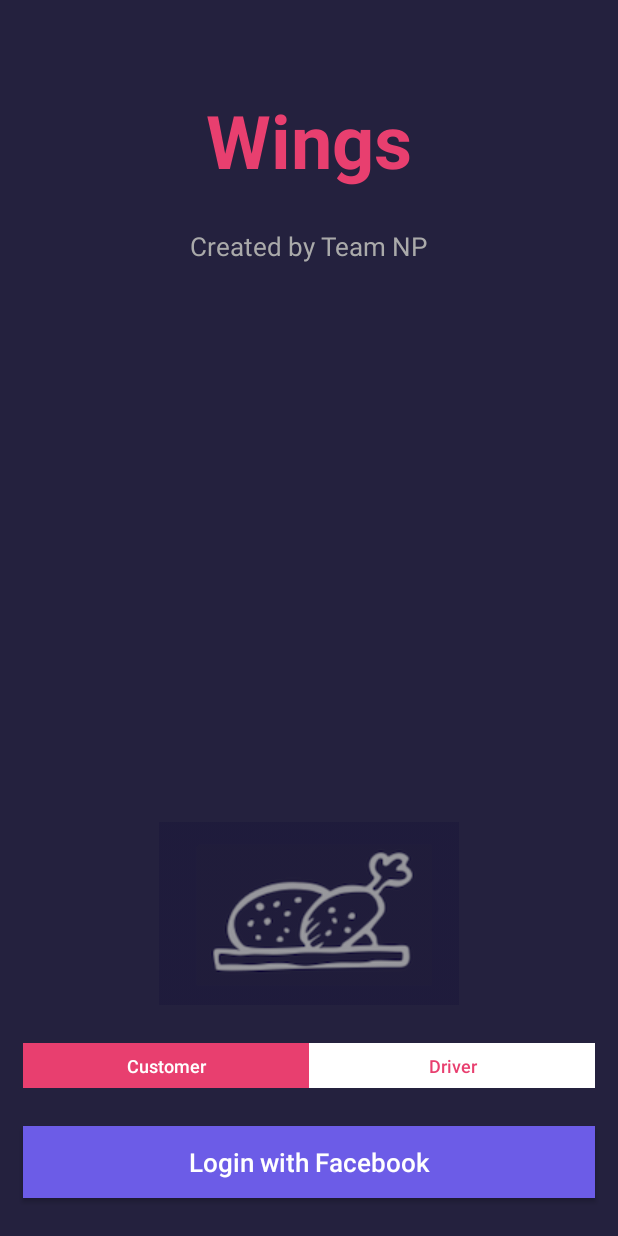
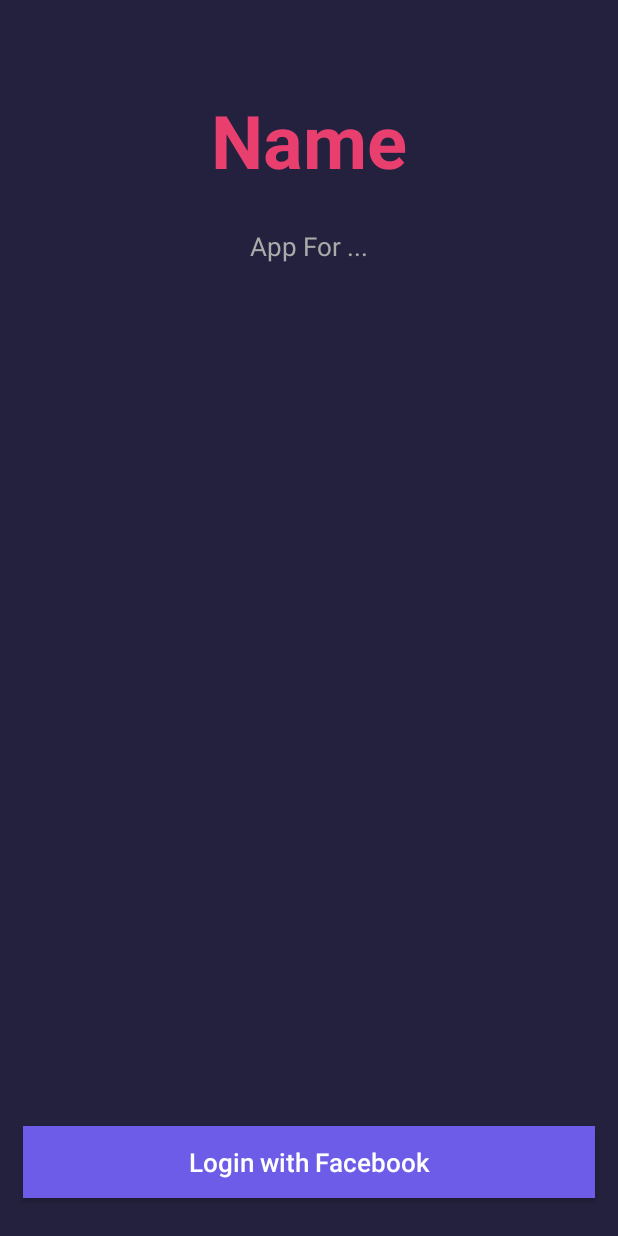
Before and after one commit to jiayounokim/androidwingstestpaytm, an Android app: the screen it shows after launch (SignInActivity), on a phone screen of 412 x 824 dp. Run offline under Robolectric (Android 15) with nearby library versions, the phone set to English and light mode, and no system bars; libraries missing offline, so code that uses them is left out: com.facebook, com.facebook.login; 3 statements that could not run were skipped.

Commit message:
6 remove driver login

```diff
--- a/app/src/main/java/com/example/wingstestpaytm/Activities/SignInActivity.java
+++ b/app/src/main/java/com/example/wingstestpaytm/Activities/SignInActivity.java
@@ -3,7 +3,6 @@ package com.example.wingstestpaytm.Activities;
 import android.content.Context;
 import android.content.Intent;
 import android.content.SharedPreferences;
-import android.graphics.drawable.ColorDrawable;
 import android.os.Bundle;
 import android.support.v7.app.AppCompatActivity;
 import android.util.Log;
@@ -50,30 +49,6 @@ public class SignInActivity extends AppCompatActivity {
         super.onCreate(savedInstanceState);
         setContentView(R.layout.activity_sign_in);
 
-        customerButton = findViewById(R.id.button_customer);
-        driverButton = findViewById(R.id.button_driver);
-
-        customerButton.setOnClickListener(new View.OnClickListener() {
-            @Override
-            public void onClick(View v) {
-                customerButton.setBackgroundColor(getResources().getColor(R.color.colorAccent));
-                customerButton.setTextColor(getResources().getColor(android.R.color.white));
-
-                driverButton.setBackgroundColor(getResources().getColor(android.R.color.white));
-                driverButton.setTextColor(getResources().getColor(R.color.colorAccent));
-            }
-        });
-
-        driverButton.setOnClickListener(new View.OnClickListener() {
-            @Override
-            public void onClick(View v) {
-                driverButton.setBackgroundColor(getResources().getColor(R.color.colorAccent));
-                driverButton.setTextColor(getResources().getColor(android.R.color.white));
-
-                customerButton.setBackgroundColor(getResources().getColor(android.R.color.white));
-                customerButton.setTextColor(getResources().getColor(R.color.colorAccent));
-            }
-        });
 
         buttonLogin = findViewById(R.id.button_login);
         buttonLogin.setOnClickListener(new View.OnClickListener() {
@@ -84,31 +59,16 @@ public class SignInActivity extends AppCompatActivity {
                     LoginManager.getInstance().logInWithReadPermissions(SignInActivity.this, Arrays.asList("public_profile", "email"));
 
                 } else {
-                    ColorDrawable customerbuttonColor = (ColorDrawable) customerButton.getBackground();
-                    if (customerbuttonColor.getColor() == getResources().getColor(R.color.colorAccent)) {
-
-                        loginToServer(AccessToken.getCurrentAccessToken().getToken(), "customer");
-
-
-                    } else {
-
-                        loginToServer(AccessToken.getCurrentAccessToken().getToken(), "driver");
-
-                    }
+                    loginToServer(AccessToken.getCurrentAccessToken().getToken(), "customer");
                 }
             }
         });
 
-
         callbackManager = CallbackManager.Factory.create();
         sharedPref = getSharedPreferences("MY_KEY", Context.MODE_PRIVATE);
 
-
         final Button buttonLogout = findViewById(R.id.button_logout);
-
         buttonLogout.setVisibility(View.GONE);
-
-
         LoginManager.getInstance().registerCallback(callbackManager,
                 new FacebookCallback<LoginResult>() {
                     @Override
@@ -144,20 +104,7 @@ public class SignInActivity extends AppCompatActivity {
                         parameters.putString("fields", "id,name,email,picture");
                         request.setParameters(parameters);
                         request.executeAsync();
-
-
-                        ColorDrawable customerbuttonColor = (ColorDrawable) customerButton.getBackground();
-                        if (customerbuttonColor.getColor() == getResources().getColor(R.color.colorAccent)) {
-
-                            loginToServer(AccessToken.getCurrentAccessToken().getToken(), "customer");
-
-
-                        } else {
-
-                            loginToServer(AccessToken.getCurrentAccessToken().getToken(), "driver");
-
-                        }
-
+                        loginToServer(AccessToken.getCurrentAccessToken().getToken(), "customer");
                     }
 
                     @Override
@@ -243,15 +190,9 @@ public class SignInActivity extends AppCompatActivity {
 
                 editor.commit();
 
-                if (userType.equals("customer")) {
+                Intent intent = new Intent(getApplicationContext(), CustomerMainActivity.class);
+                startActivity(intent);
 
-                    Intent intent = new Intent(getApplicationContext(), CustomerMainActivity.class);
-                    startActivity(intent);
-                } else {
-
-                    Intent intent = new Intent(getApplicationContext(), DriverMainActivity.class);
-                    startActivity(intent);
-                }
             }
 
             @Override
--- a/app/src/main/res/layout/activity_sign_in.xml
+++ b/app/src/main/res/layout/activity_sign_in.xml
@@ -12,7 +12,7 @@
         android:layout_width="wrap_content"
         android:layout_height="wrap_content"
         android:layout_marginTop="60dp"
-        android:text="Wings"
+        android:text="Name"
         android:textColor="@color/colorAccent"
         android:textSize="49sp"
         android:textStyle="bold"
@@ -25,7 +25,7 @@
         android:layout_width="wrap_content"
         android:layout_height="wrap_content"
         android:layout_marginTop="25dp"
-        android:text="Created by Team NP"
+        android:text="App For ..."
         android:textColor="@color/colorLightGray"
         android:textSize="17sp"
         app:layout_constraintEnd_toEndOf="parent"
@@ -61,49 +61,4 @@
         app:layout_constraintEnd_toEndOf="parent"
         app:layout_constraintStart_toStartOf="parent" />
 
-    <LinearLayout
-        android:id="@+id/linearLayout"
-        android:layout_width="0dp"
-        android:layout_height="30dp"
-        android:layout_marginBottom="25dp"
-        android:layout_marginEnd="15dp"
-        android:layout_marginStart="15dp"
-        android:orientation="horizontal"
-        app:layout_constraintBottom_toTopOf="@+id/button_login"
-        app:layout_constraintEnd_toEndOf="parent"
-        app:layout_constraintStart_toStartOf="parent">
-
-        <Button
-            android:id="@+id/button_customer"
-            android:layout_width="wrap_content"
-            android:layout_height="wrap_content"
-            android:layout_weight="1"
-            android:background="@color/colorAccent"
-            android:text="Customer"
-            android:textAllCaps="false"
-            android:textColor="@android:color/white"
-            android:textSize="12sp" />
-
-        <Button
-            android:id="@+id/button_driver"
-            android:layout_width="wrap_content"
-            android:layout_height="wrap_content"
-            android:layout_weight="1"
-            android:background="@android:color/white"
-            android:text="Driver"
-            android:textAllCaps="false"
-            android:textColor="@color/colorAccent"
-            android:textSize="12sp" />
-    </LinearLayout>
-
-    <ImageView
-        android:id="@+id/imageView"
-        android:layout_width="wrap_content"
-        android:layout_height="wrap_content"
-        android:layout_marginBottom="25dp"
-        app:layout_constraintBottom_toTopOf="@+id/linearLayout"
-        app:layout_constraintEnd_toEndOf="parent"
-        app:layout_constraintStart_toStartOf="parent"
-        app:srcCompat="@drawable/splash_screen" />
-
 </android.support.constraint.ConstraintLayout>
```
Also changed, not shown: app/src/main/java/com/example/wingstestpaytm/Activities/CustomerMainActivity2.java (deleted, +0 -181 lines), app/src/main/java/com/example/wingstestpaytm/Activities/PaymentActivity2.java (deleted, +0 -253 lines).
